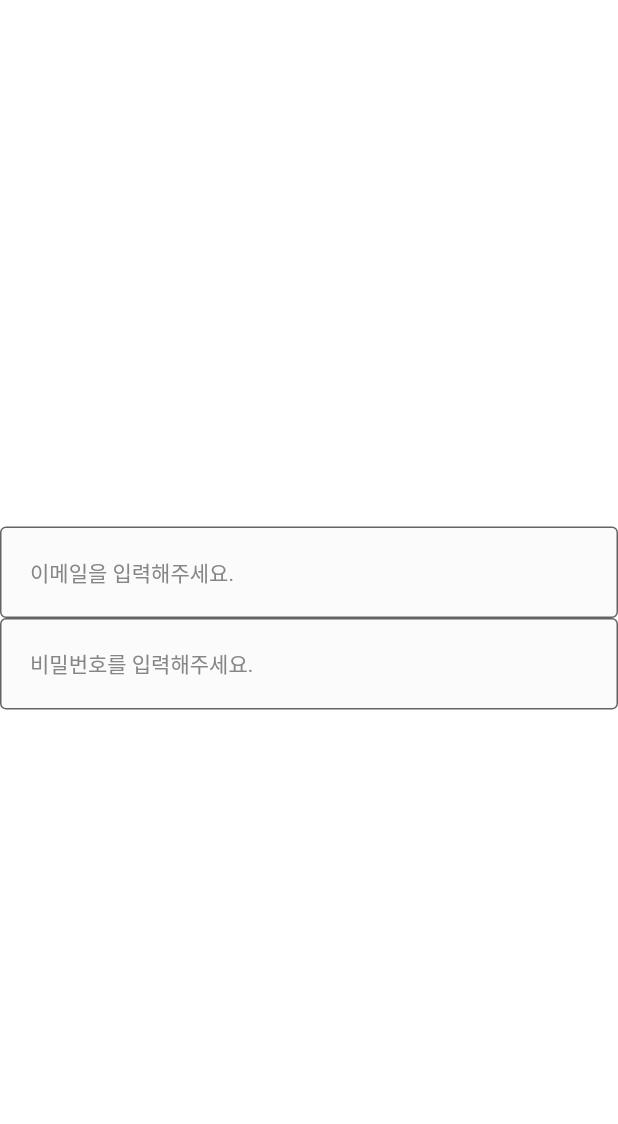
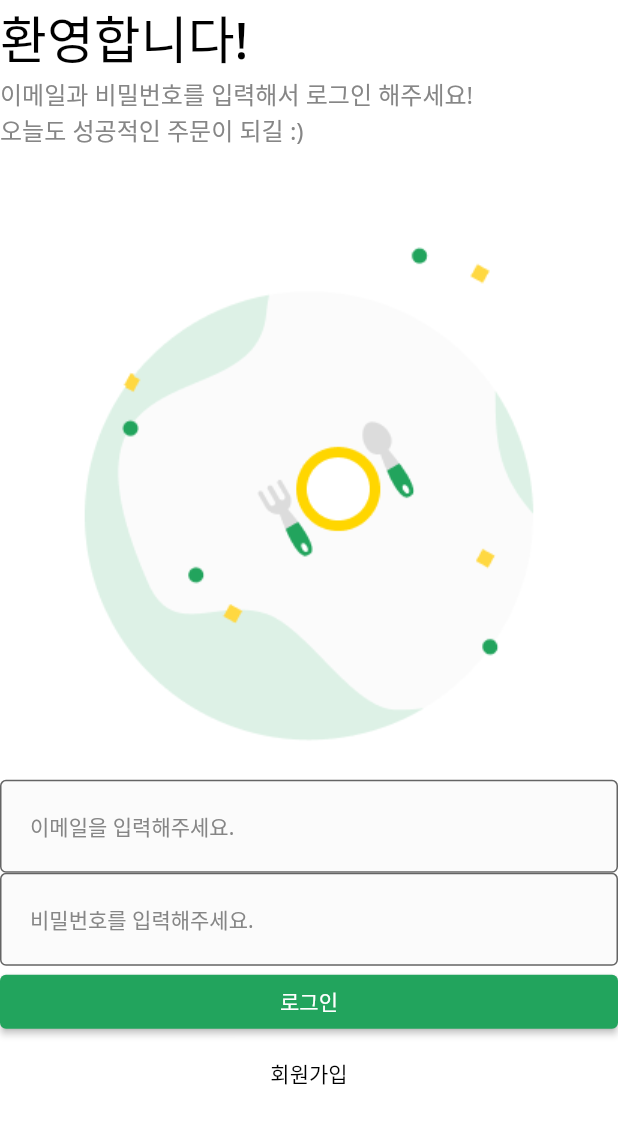
Before and after one commit to HwangSooHyeon/flutter_advanced, a Flutter app: the screen it shows after launch, on a phone screen of 412 x 824 dp. Shown: the top 1124 px of the screen. Run offline on Flutter 3.47's test engine with Material 2 defaults, Android fonts, the phone set to English and light mode, and no system bars.

Commit message:
feature: login_screen.dart 정의 및 main 코드 이관

```diff
--- a/lib/main.dart
+++ b/lib/main.dart
@@ -1,5 +1,5 @@
 import 'package:flutter/material.dart';
-import 'package:flutter_advanced/common/component/custom_text_form_field.dart';
+import 'package:flutter_advanced/user/view/login_screen.dart';
 
 void main() {
   runApp(
@@ -13,24 +13,11 @@ class _App extends StatelessWidget {
   @override
   Widget build(BuildContext context) {
     return MaterialApp(
+      theme: ThemeData(
+        fontFamily: 'NotoSans',
+      ),
       debugShowCheckedModeBanner: false,
-      home: Scaffold(
-        backgroundColor: Colors.white,
-        body: Column(
-          mainAxisAlignment: MainAxisAlignment.center,
-          children: [
-            CustomTextFormField(
-              hintText: '이메일을 입력해주세요.',
-              onChanged: (String valse) {},
-            ),
-            CustomTextFormField(
-              hintText: '비밀번호를 입력해주세요.',
-              onChanged: (String valse) {},
-              obscureText: true,
-            ),
-          ],
-        ),
-      ),
+      home: LoginScreen(),
     );
   }
 }
--- /dev/null
+++ b/lib/user/view/login_screen.dart
@@ -0,0 +1,87 @@
+import 'package:flutter/material.dart';
+import 'package:flutter_advanced/common/component/custom_text_form_field.dart';
+import 'package:flutter_advanced/common/const/colors.dart';
+import 'package:flutter_advanced/common/layout/default_layout.dart';
+
+class LoginScreen extends StatelessWidget {
+  const LoginScreen({Key? key}) : super(key: key);
+
+  @override
+  Widget build(BuildContext context) {
+    return DefaultLayout(
+      child: SafeArea(
+        top: true,
+        bottom: false,
+        child: Column(
+          crossAxisAlignment: CrossAxisAlignment.stretch,
+          children: [
+            _Title(),
+            _SubTitle(),
+            Image.asset(
+              'asset/img/misc/logo.png',
+              width: MediaQuery.of(context).size.width * 2 / 3,
+            ),
+            CustomTextFormField(
+              hintText: '이메일을 입력해주세요.',
+              onChanged: (String valse) {},
+            ),
+            CustomTextFormField(
+              hintText: '비밀번호를 입력해주세요.',
+              onChanged: (String valse) {},
+              obscureText: true,
+            ),
+            ElevatedButton(
+              onPressed: () {},
+              style: ElevatedButton.styleFrom(
+                backgroundColor: primaryColor,
+              ),
+              child: Text(
+                '로그인',
+              ),
+            ),
+            TextButton(
+              onPressed: () {},
+              style: TextButton.styleFrom(
+                foregroundColor: Colors.black,
+              ),
+              child: Text(
+                '회원가입',
+              ),
+            ),
+          ],
+        ),
+      ),
+    );
+  }
+}
+
+class _Title extends StatelessWidget {
+  const _Title({Key? key}) : super(key: key);
+
+  @override
+  Widget build(BuildContext context) {
+    return Text(
+      '환영합니다!',
+      style: TextStyle(
+        fontSize: 34,
+        fontWeight: FontWeight.w500,
+        color: Colors.black,
+      ),
+    );
+  }
+}
+
+class _SubTitle extends StatelessWidget {
+  const _SubTitle({Key? key}) : super(key: key);
+
+  @override
+  Widget build(BuildContext context) {
+    return Text(
+      '이메일과 비밀번호를 입력해서 로그인 해주세요!\n오늘도 성공적인 주문이 되길 :)',
+      style: TextStyle(
+        fontSize: 16,
+        color: bodyTextColor,
+      ),
+    );
+  }
+}
```
